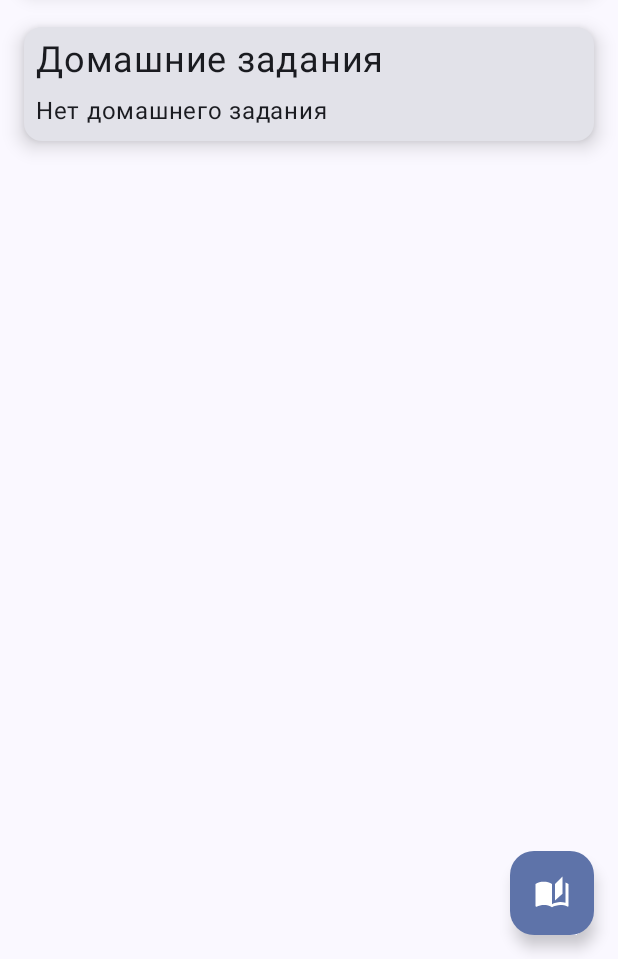
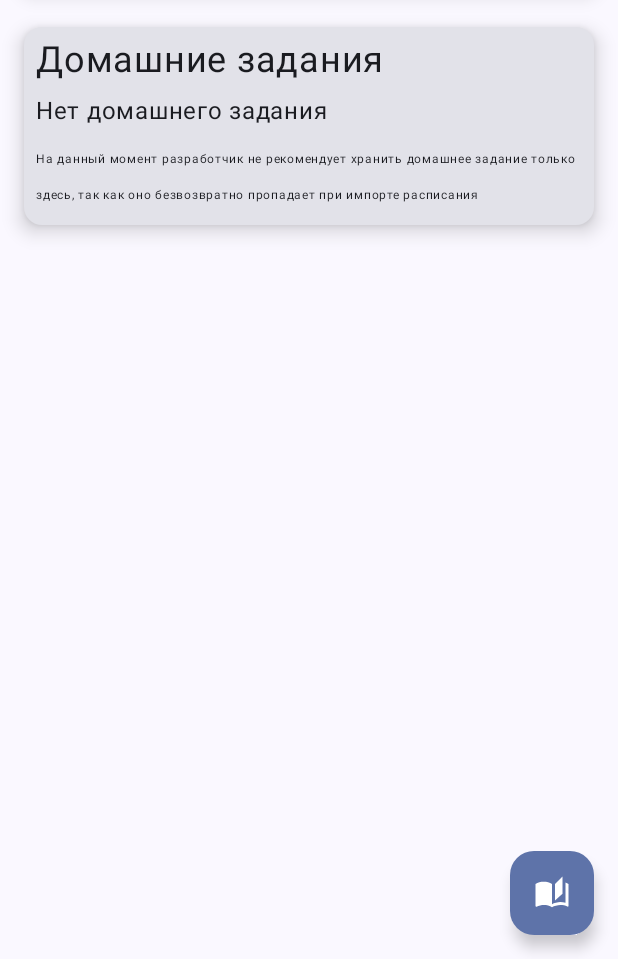
Before and after one commit to Rost678607/SchoolSchedule, an Android app built with Jetpack Compose: the composable HomeScreen shown on its own in the app's theme, on a phone screen of 412 x 824 dp, the part 277-1236 px from its top. Run offline under Robolectric (Android 15) with nearby library versions, the phone set to English and light mode, and no system bars.

Commit message:
Added homework warning

```diff
--- a/app/src/main/java/com/rostik/schoolapp/ui/Screens/HomeScreen.kt
+++ b/app/src/main/java/com/rostik/schoolapp/ui/Screens/HomeScreen.kt
@@ -271,6 +271,11 @@ fun HomeScreen(navController: NavController = rememberNavController()) {
                                     )
                                 }
                             }
+                            Spacer(modifier = Modifier.height(8.dp))
+                            Text( // Я пол дня бился над этим, но по итогу решил временно забить и тупо влепил предупреждалку
+                                text = "На данный момент разработчик не рекомендует хранить домашнее задание только здесь, так как оно безвозвратно пропадает при импорте расписания",
+                                fontSize = 8.sp
+                            )
                         }
                     }
                 }
```
